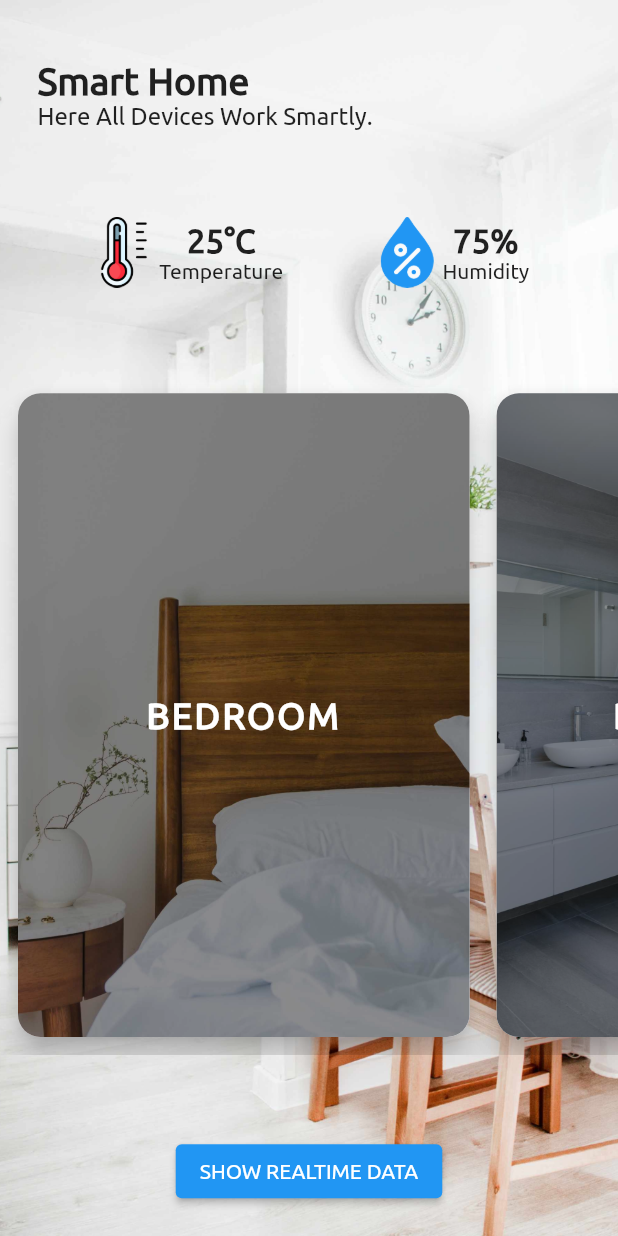
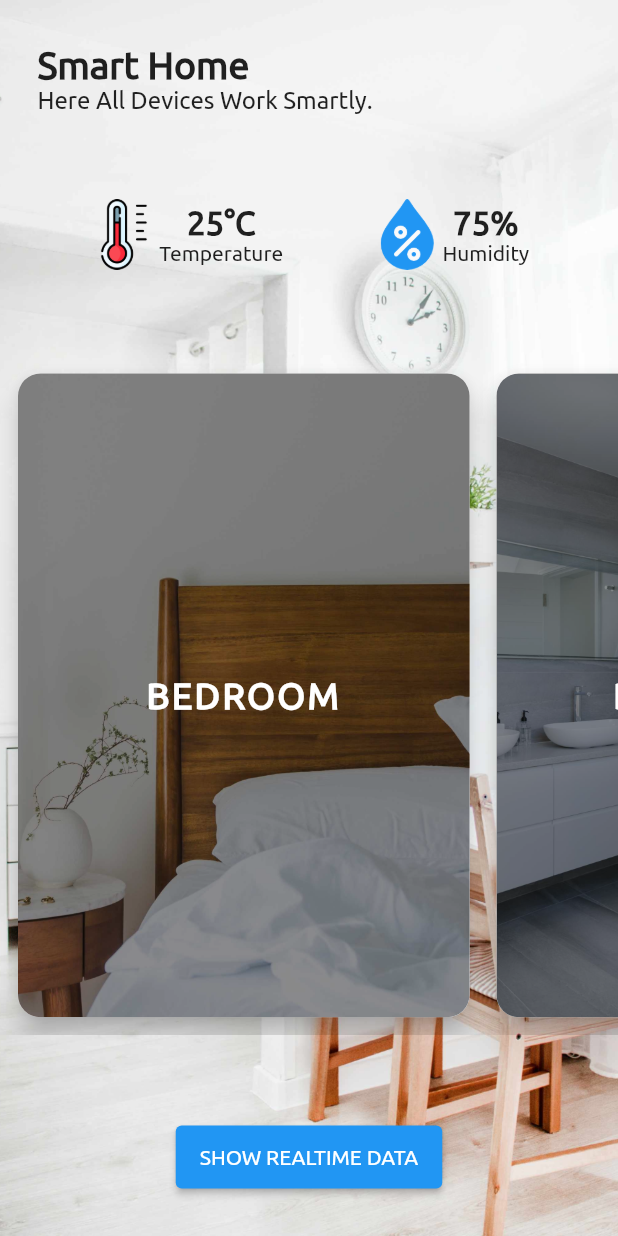
Before and after one commit to prog-harsh/SmartHomeApp, a Flutter app: the screen it shows after launch, on a phone screen of 412 x 824 dp. Run offline on Flutter 3.47's test engine with Material 2 defaults, Android fonts, the light colour scheme and no system bars; our stand-ins replace firebase_core, firebase_database, percent_indicator; accounts and stored records are empty.

Commit message:
removed margin

```diff
--- a/lib/screens/homepage.dart
+++ b/lib/screens/homepage.dart
@@ -26,7 +26,7 @@ class HomePage extends StatelessWidget {
               children: [
                 Container(
                   alignment: Alignment.centerLeft,
-                  margin: const EdgeInsets.only(top: 20, left: 25),
+                  margin: const EdgeInsets.only(left: 25),
                   child: Column(
                     crossAxisAlignment: CrossAxisAlignment.start,
                     children: [
@@ -42,11 +42,7 @@ class HomePage extends StatelessWidget {
                     ],
                   ),
                 ),
-                // SizedBox(
-                //   height: MediaQuery.of(context).size.height * 0.01,
-                // ),
                 Container(
-                  margin: const EdgeInsets.only(top: 20),
                   child: Row(
                     mainAxisAlignment: MainAxisAlignment.spaceEvenly,
                     children: [
@@ -93,9 +89,7 @@ class HomePage extends StatelessWidget {
                     ],
                   ),
                 ),
-
                 Container(
-                  margin: const EdgeInsets.only(top: 20),
                   height: MediaQuery.of(context).size.height * 0.55,
                   child: ListView(
                     physics: BouncingScrollPhysics(
@@ -110,12 +104,13 @@ class HomePage extends StatelessWidget {
                     ],
                   ),
                 ),
-
                 Container(
-                  margin: const EdgeInsets.only(top: 15),
                   child: ElevatedButton(
                     onPressed: () {},
-                    child: Text('SHOW REALTIME DATA'),
+                    child: Padding(
+                      padding: const EdgeInsets.symmetric(vertical: 13),
+                      child: Text('SHOW REALTIME DATA'),
+                    ),
                   ),
                 )
               ],
```
